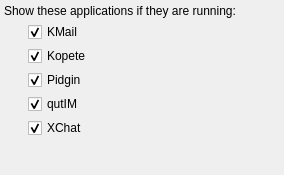
fluxer/kde-extraapps, file kdeplasma-addons/applets/incomingmsg/widget.ui: the form before one commit.
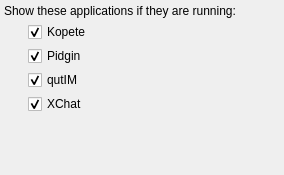
The form after the commit.

Patch:
```diff
--- a/kdeplasma-addons/applets/incomingmsg/widget.ui
+++ b/kdeplasma-addons/applets/incomingmsg/widget.ui
@@ -35,22 +35,6 @@
     </spacer>
    </item>
    <item row="1" column="1">
-    <widget class="QCheckBox" name="showKMail">
-     <property name="sizePolicy">
-      <sizepolicy hsizetype="Expanding" vsizetype="Fixed">
-       <horstretch>0</horstretch>
-       <verstretch>0</verstretch>
-      </sizepolicy>
-     </property>
-     <property name="text">
-      <string>KMail</string>
-     </property>
-     <property name="checked">
-      <bool>true</bool>
-     </property>
-    </widget>
-   </item>
-   <item row="2" column="1">
     <widget class="QCheckBox" name="showKopete">
      <property name="sizePolicy">
       <sizepolicy hsizetype="Expanding" vsizetype="Fixed">
@@ -66,7 +50,7 @@
      </property>
     </widget>
    </item>
-   <item row="3" column="1">
+   <item row="2" column="1">
     <widget class="QCheckBox" name="showPidgin">
      <property name="sizePolicy">
       <sizepolicy hsizetype="Expanding" vsizetype="Fixed">
@@ -82,7 +66,7 @@
      </property>
     </widget>
    </item>
-   <item row="5" column="1">
+   <item row="4" column="1">
     <widget class="QCheckBox" name="showXChat">
      <property name="sizePolicy">
       <sizepolicy hsizetype="Expanding" vsizetype="Fixed">
@@ -98,7 +82,7 @@
      </property>
     </widget>
    </item>
-   <item row="6" column="1">
+   <item row="5" column="1">
     <spacer name="verticalSpacer">
      <property name="orientation">
       <enum>Qt::Vertical</enum>
@@ -111,7 +95,7 @@
      </property>
     </spacer>
    </item>
-   <item row="4" column="1">
+   <item row="3" column="1">
     <widget class="QCheckBox" name="showQutIM">
      <property name="text">
       <string>qutIM</string>
```
